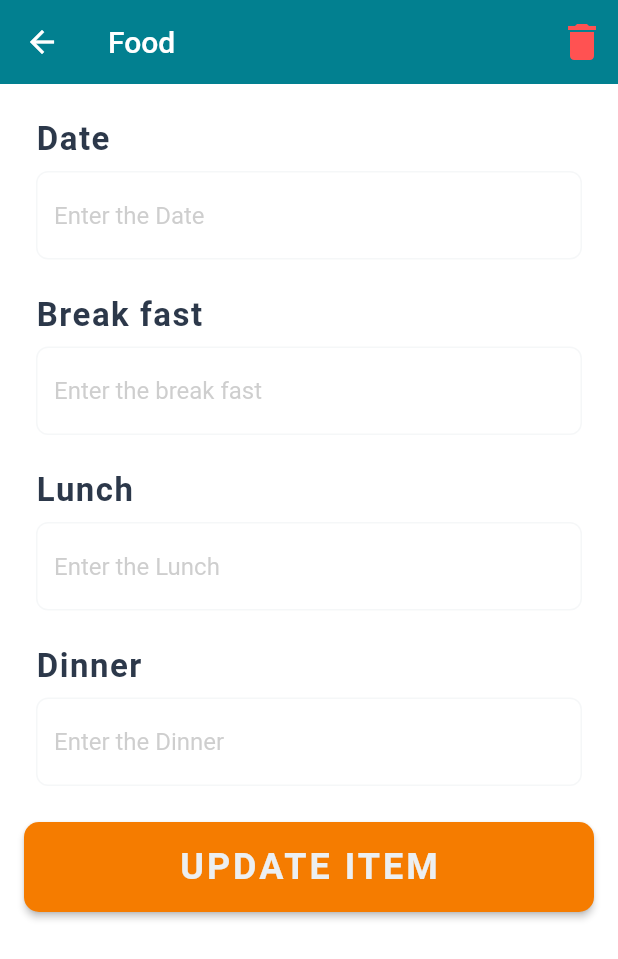
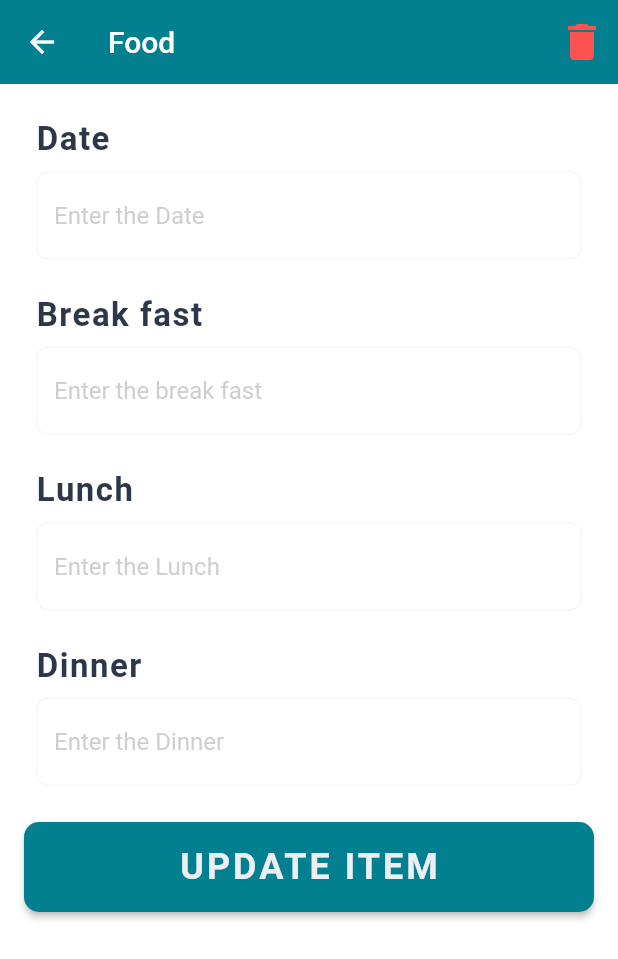
Before and after one commit to Saravanan55/Hostel-App, a Flutter app: the EditScreen screen opened directly, on a phone screen of 412 x 824 dp. Shown: the top 959 px of the screen. Run offline on Flutter 3.47's test engine with Material 2 defaults, Android fonts, the phone set to English and light mode, and no system bars; our stand-ins replace cloud_firestore, firebase_auth, firebase_database, firebase_storage, flutter_screenutil, fluttertoast and 6 more; accounts and stored records are empty.

```diff
--- a/lib/ui/food/edit_item.dart
+++ b/lib/ui/food/edit_item.dart
@@ -182,9 +182,8 @@ class _EditItemFormState extends State<EditItemForm> {
                   width: double.maxFinite,
                   child: ElevatedButton(
                     style: ButtonStyle(
-                      backgroundColor: MaterialStateProperty.all(
-                        CustomColors.firebaseOrange,
-                      ),
+                      backgroundColor:
+                          MaterialStateProperty.all(Color(0xff028090)),
                       shape: MaterialStateProperty.all(
                         RoundedRectangleBorder(
                           borderRadius: BorderRadius.circular(10),
--- a/lib/ui/food/item_list.dart
+++ b/lib/ui/food/item_list.dart
@@ -80,15 +80,9 @@ class ItemList extends StatelessWidget {
                       shape: RoundedRectangleBorder(
                           borderRadius: BorderRadius.circular(10)),
                       elevation: 6.0,
-                      // child: Padding(
-                      //   padding: const EdgeInsets.all(10.0),
-                      //   child: Row(
-
-                      // children: <Widget>[
                       child: Padding(
                         padding: const EdgeInsets.all(10.0),
                         child: ListTile(
-                          //       crossAxisAlignment: CrossAxisAlignment.start,
                           title: Text(
                             'Date : $date',
                             maxLines: 1,
```
Also changed, not shown: lib/ui/AdminDashboard.dart (+7 -92 lines).
